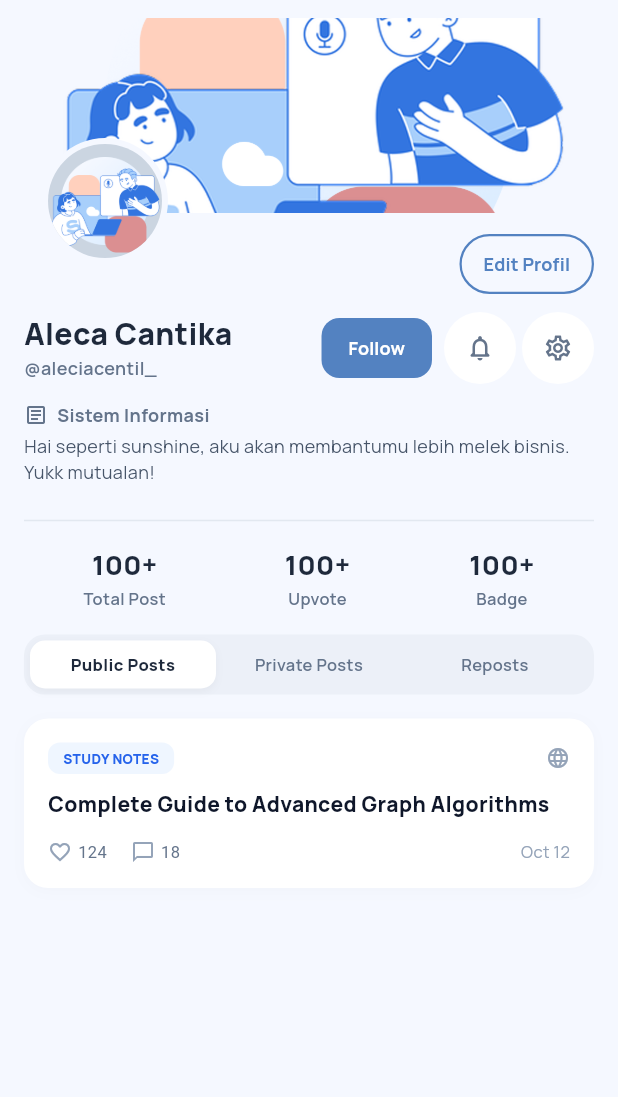
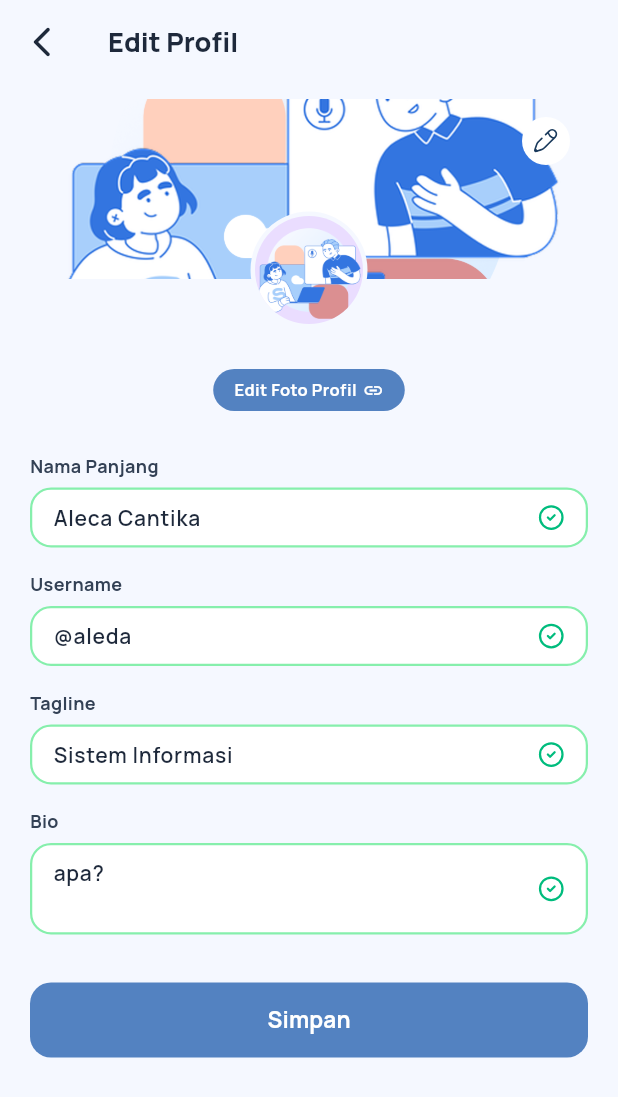
Before and after one commit to revuriii99/bara, a Flutter app: the ProfileScreen screen opened directly, after a tap on "Edit Profil", on a phone screen of 412 x 824 dp. Shown: the top 1097 px of the screen. Run offline on Flutter 3.47's test engine with Material 3 defaults, Android fonts, the phone set to English and light mode, and no system bars; our stand-ins replace flutter_svg, google_fonts.

Commit message:
profile and edit profile

```diff
--- /dev/null
+++ b/lib/features/auth/screens/profile/edit_profile_screen.dart
@@ -0,0 +1,238 @@
+import 'package:flutter/material.dart';
+import 'package:flutter_svg/flutter_svg.dart';
+import 'package:google_fonts/google_fonts.dart';
+
+class EditProfileScreen extends StatefulWidget {
+  const EditProfileScreen({super.key});
+
+  @override
+  State<EditProfileScreen> createState() => _EditProfileScreenState();
+}
+
+class _EditProfileScreenState extends State<EditProfileScreen> {
+  final TextEditingController _nameController =
+      TextEditingController(text: 'Aleca Cantika');
+  final TextEditingController _usernameController =
+      TextEditingController(text: '@aleda');
+  final TextEditingController _taglineController =
+      TextEditingController(text: 'Sistem Informasi');
+  final TextEditingController _bioController =
+      TextEditingController(text: 'apa?');
+
+  @override
+  void dispose() {
+    _nameController.dispose();
+    _usernameController.dispose();
+    _taglineController.dispose();
+    _bioController.dispose();
+    super.dispose();
+  }
+
+  @override
+  Widget build(BuildContext context) {
+    const Color buttonBlue = Color(0xFF5382C1);
+    const Color textColorDark = Color(0xFF1E293B);
+
+    return Scaffold(
+      backgroundColor: const Color(0xFFF5F8FF),
+      appBar: AppBar(
+        backgroundColor: Colors.transparent,
+        elevation: 0,
+        leading: IconButton(
+          icon: const Icon(Icons.arrow_back_ios_new_rounded, color: textColorDark),
+          onPressed: () => Navigator.pop(context),
+        ),
+        title: Text(
+          'Edit Profil',
+          style: GoogleFonts.manrope(
+            color: textColorDark,
+            fontWeight: FontWeight.w800,
+            fontSize: 18,
+          ),
+        ),
+        centerTitle: false,
+      ),
+      body: SafeArea(
+        child: SingleChildScrollView(
+          padding: const EdgeInsets.symmetric(horizontal: 20.0),
+          child: Column(
+            crossAxisAlignment: CrossAxisAlignment.start,
+            children: [
+              const SizedBox(height: 10),
+
+              SizedBox(
+                height: 180,
+                child: Stack(
+                  alignment: Alignment.topCenter,
+                  children: [
+
+                    Container(
+                      height: 120,
+                      width: double.infinity,
+                      decoration: BoxDecoration(
+                        borderRadius: BorderRadius.circular(16),
+                        image: const DecorationImage(
+                          image: AssetImage('assets/images/CloudArt_margin.png'),
+                          fit: BoxFit.cover,
+                        ),
+                      ),
+                    ),
+
+                    Positioned(
+                      right: 12,
+                      top: 12,
+                      child: Container(
+                        padding: const EdgeInsets.all(8),
+                        decoration: const BoxDecoration(
+                          color: Colors.white,
+                          shape: BoxShape.circle,
+                        ),
+                        child: SvgPicture.asset(
+                          'assets/images/pencil.svg',
+                          width: 16,
+                          height: 16,
+                        ),
+                      ),
+                    ),
+
+                    Positioned(
+                      top: 75,
+                      child: Container(
+                        padding: const EdgeInsets.all(3),
+                        decoration: const BoxDecoration(
+                          color: Color(0xFFF5F8FF),
+                          shape: BoxShape.circle,
+                        ),
+                        child: const CircleAvatar(
+                          radius: 36,
+                          backgroundImage: AssetImage('assets/images/CloudArt_margin.png'),
+                        ),
+                      ),
+                    ),
+                  ],
+                ),
+              ),
+
+              Center(
+                child: Container(
+                  padding: const EdgeInsets.symmetric(horizontal: 14, vertical: 6),
+                  decoration: BoxDecoration(
+                    color: buttonBlue,
+                    borderRadius: BorderRadius.circular(20),
+                  ),
+                  child: Row(
+                    mainAxisSize: MainAxisSize.min,
+                    children: [
+                      Text(
+                        'Edit Foto Profil',
+                        style: GoogleFonts.manrope(
+                          fontSize: 11,
+                          fontWeight: FontWeight.w700,
+                          color: Colors.white,
+                        ),
+                      ),
+                      const SizedBox(width: 4),
+                      const Icon(Icons.link, size: 14, color: Colors.white),
+                    ],
+                  ),
+                ),
+              ),
+
+              const SizedBox(height: 28),
+
+              _buildInputField('Nama Panjang', _nameController),
+              const SizedBox(height: 16),
+              _buildInputField('Username', _usernameController),
+              const SizedBox(height: 16),
+              _buildInputField('Tagline', _taglineController),
+              const SizedBox(height: 16),
+              _buildInputField('Bio', _bioController, maxLines: 2),
+
+              const SizedBox(height: 32),
+
+              SizedBox(
+                width: double.infinity,
+                height: 50,
+                child: ElevatedButton(
+                  onPressed: () {
+                    Navigator.pop(context);
+                  },
+                  style: ElevatedButton.styleFrom(
+                    backgroundColor: buttonBlue,
+                    elevation: 0,
+                    shape: RoundedRectangleBorder(
+                      borderRadius: BorderRadius.circular(14),
+                    ),
+                  ),
+                  child: Text(
+                    'Simpan',
+                    style: GoogleFonts.manrope(
+                      fontSize: 15,
+                      fontWeight: FontWeight.w700,
+                      color: Colors.white,
+                    ),
+                  ),
+                ),
+              ),
+              const SizedBox(height: 24),
+            ],
+          ),
+        ),
+      ),
+    );
+  }
+
+  Widget _buildInputField(String label, TextEditingController controller, {int maxLines = 1}) {
+    return Column(
+      crossAxisAlignment: CrossAxisAlignment.start,
+      children: [
+        Text(
+          label,
+          style: GoogleFonts.manrope(
+            fontSize: 12,
+            fontWeight: FontWeight.w700,
+            color: const Color(0xFF334155),
+          ),
+        ),
+        const SizedBox(height: 6),
+        Container(
+          decoration: BoxDecoration(
+            color: Colors.white,
+            borderRadius: BorderRadius.circular(14),
+            border: Border.all(color: const Color(0xFF86EFAC), width: 1.5),
+          ),
+          padding: const EdgeInsets.symmetric(horizontal: 14, vertical: 4),
+          child: Row(
+            children: [
+              Expanded(
+                child: TextField(
+                  controller: controller,
+                  maxLines: maxLines,
+                  style: GoogleFonts.manrope(
+                    fontSize: 14,
+                    fontWeight: FontWeight.w600,
+                    color: const Color(0xFF1E293B),
+                  ),
+                  decoration: const InputDecoration(
+                    border: InputBorder.none,
+                    isDense: true,
+                  ),
+                ),
+              ),
+              SvgPicture.asset(
+                'assets/images/centang.svg',
+                width: 18,
+                height: 18,
+                errorBuilder: (_, _, _) => const Icon(
+                  Icons.check_circle_outline_rounded,
+                  color: Color(0xFF22C55E),
+                  size: 18,
+                ),
+              ),
+            ],
+          ),
+        ),
+      ],
+    );
+  }
+}
--- a/lib/features/auth/screens/profile/profile_screen.dart
+++ b/lib/features/auth/screens/profile/profile_screen.dart
@@ -1,8 +1,14 @@
 import 'package:flutter/material.dart';
 import 'package:google_fonts/google_fonts.dart';
+import 'edit_profile_screen.dart';
 
 class ProfileScreen extends StatefulWidget {
-  const ProfileScreen({super.key});
+  final bool? isStranger;
+
+  const ProfileScreen({
+    super.key,
+    this.isStranger = false,
+  });
 
   @override
   State<ProfileScreen> createState() => _ProfileScreenState();
@@ -13,6 +19,8 @@ class _ProfileScreenState extends State<ProfileScreen> {
 
   @override
   Widget build(BuildContext context) {
+    final bool isStranger = widget.isStranger ?? false;
+
     const Color buttonBlue = Color(0xFF5382C1);
     const Color textColorDark = Color(0xFF1E293B);
 
@@ -31,7 +39,6 @@ class _ProfileScreenState extends State<ProfileScreen> {
                 child: Stack(
                   clipBehavior: Clip.none,
                   children: [
-
                     Container(
                       height: 130,
                       width: double.infinity,
@@ -44,17 +51,26 @@ class _ProfileScreenState extends State<ProfileScreen> {
                       ),
                     ),
 
+                    if (!isStranger)
                       Positioned(
                         right: 0,
                         top: 140,
                         child: OutlinedButton(
-                        onPressed: () {},
+                          onPressed: () {
+                            Navigator.push(
+                              context,
+                              MaterialPageRoute(
+                                builder: (context) => const EditProfileScreen(),
+                              ),
+                            );
+                          },
                           style: OutlinedButton.styleFrom(
                             side: const BorderSide(color: buttonBlue, width: 1.5),
                             shape: RoundedRectangleBorder(
                               borderRadius: BorderRadius.circular(20),
                             ),
-                          padding: const EdgeInsets.symmetric(horizontal: 16, vertical: 6),
+                            padding: const EdgeInsets.symmetric(
+                                horizontal: 16, vertical: 6),
                           ),
                           child: Text(
                             'Edit Profil',
@@ -79,7 +95,8 @@ class _ProfileScreenState extends State<ProfileScreen> {
                         child: const CircleAvatar(
                           radius: 38,
                           backgroundColor: Color(0xFFCBD5E1),
-                          backgroundImage: AssetImage('assets/images/CloudArt_margin.png'),
+                          backgroundImage:
+                              AssetImage('assets/images/CloudArt_margin.png'),
                         ),
                       ),
                     ),
@@ -124,7 +141,8 @@ class _ProfileScreenState extends State<ProfileScreen> {
                       shape: RoundedRectangleBorder(
                         borderRadius: BorderRadius.circular(12),
                       ),
-                      padding: const EdgeInsets.symmetric(horizontal: 18, vertical: 8),
+                      padding: const EdgeInsets.symmetric(
+                          horizontal: 18, vertical: 8),
                     ),
                     child: Text(
                       'Follow',
@@ -136,16 +154,28 @@ class _ProfileScreenState extends State<ProfileScreen> {
                     ),
                   ),
                   const SizedBox(width: 8),
+                  Container(
+                    decoration: const BoxDecoration(
+                        color: Colors.white, shape: BoxShape.circle),
+                    child: IconButton(
+                      icon: const Icon(Icons.notifications_none_rounded,
+                          size: 20, color: Color(0xFF64748B)),
+                      onPressed: () {},
+                    ),
+                  ),
 
-                  Container(
-                    decoration: const BoxDecoration(color: Colors.white, shape: BoxShape.circle),
-                    child: IconButton(icon: const Icon(Icons.notifications_none_rounded, size: 20, color: Color(0xFF64748B)), onPressed: () {}),
-                  ),
+                  if (!isStranger) ...[
                     const SizedBox(width: 4),
                     Container(
-                    decoration: const BoxDecoration(color: Colors.white, shape: BoxShape.circle),
-                    child: IconButton(icon: const Icon(Icons.settings_outlined, size: 20, color: Color(0xFF64748B)), onPressed: () {}),
+                      decoration: const BoxDecoration(
+                          color: Colors.white, shape: BoxShape.circle),
+                      child: IconButton(
+                        icon: const Icon(Icons.settings_outlined,
+                            size: 20, color: Color(0xFF64748B)),
+                        onPressed: () {},
                       ),
+                    ),
+                  ],
                 ],
               ),
 
@@ -153,15 +183,27 @@ class _ProfileScreenState extends State<ProfileScreen> {
 
               Row(
                 children: [
-                  const Icon(Icons.article_outlined, size: 16, color: Color(0xFF64748B)),
+                  const Icon(Icons.article_outlined,
+                      size: 16, color: Color(0xFF64748B)),
                   const SizedBox(width: 6),
-                  Text('Sistem Informasi', style: GoogleFonts.manrope(fontSize: 12, fontWeight: FontWeight.w700, color: const Color(0xFF64748B))),
+                  Text(
+                    'Sistem Informasi',
+                    style: GoogleFonts.manrope(
+                      fontSize: 12,
+                      fontWeight: FontWeight.w700,
+                      color: const Color(0xFF64748B),
+                    ),
+                  ),
                 ],
               ),
               const SizedBox(height: 4),
               Text(
                 'Hai seperti sunshine, aku akan membantumu lebih melek bisnis. Yukk mutualan!',
-                style: GoogleFonts.manrope(fontSize: 12, fontWeight: FontWeight.w400, color: const Color(0xFF475569), height: 1.4),
+                style: GoogleFonts.manrope(
+                  fontSize: 12,
+                  color: const Color(0xFF475569),
+                  height: 1.4,
+                ),
               ),
 
               const SizedBox(height: 16),
@@ -182,11 +224,16 @@ class _ProfileScreenState extends State<ProfileScreen> {
               Container(
                 padding: const EdgeInsets.all(4),
                 decoration: BoxDecoration(
-                  color: const Color(0xFFE2E8F0).withValues(alpha: 0.5),
+                  color: const Color(0xFFE2E8F0).withOpacity(0.5),
                   borderRadius: BorderRadius.circular(14),
                 ),
                 child: Row(
-                  children: [
+                  children: isStranger
+                      ? [
+                          _buildTabButton('Public Posts', 0),
+                          _buildTabButton('Reposts', 2),
+                        ]
+                      : [
                           _buildTabButton('Public Posts', 0),
                           _buildTabButton('Private Posts', 1),
                           _buildTabButton('Reposts', 2),
@@ -196,6 +243,25 @@ class _ProfileScreenState extends State<ProfileScreen> {
 
               const SizedBox(height: 16),
 
+              if (!isStranger && _selectedTabIndex == 1) ...[
+                Row(
+                  children: [
+                    const Icon(Icons.lock_outline_rounded,
+                        size: 16, color: Color(0xFF64748B)),
+                    const SizedBox(width: 8),
+                    Text(
+                      'This post is private. Only you can see them',
+                      style: GoogleFonts.manrope(
+                        fontSize: 12,
+                        fontWeight: FontWeight.w600,
+                        color: const Color(0xFF64748B),
+                      ),
+                    ),
+                  ],
+                ),
+                const SizedBox(height: 16),
+              ],
+
               _buildPostCard(
                 tag: 'STUDY NOTES',
                 title: 'Complete Guide to Advanced Graph Algorithms',
@@ -203,7 +269,16 @@ class _ProfileScreenState extends State<ProfileScreen> {
                 comments: '18',
                 date: 'Oct 12',
               ),
-              const SizedBox(height: 100),
+              const SizedBox(height: 12),
+              _buildPostCard(
+                tag: 'PROJECT',
+                title: 'React Native Mobile App Architecture Review',
+                likes: '89',
+                comments: '12',
+                date: 'Oct 10',
+              ),
+
+              const SizedBox(height: 120),
             ],
           ),
         ),
@@ -214,9 +289,17 @@ class _ProfileScreenState extends State<ProfileScreen> {
   Widget _buildStatItem(String value, String label) {
     return Column(
       children: [
-        Text(value, style: GoogleFonts.manrope(fontSize: 18, fontWeight: FontWeight.w800, color: const Color(0xFF1E293B))),
+        Text(value,
+            style: GoogleFonts.manrope(
+                fontSize: 18,
+                fontWeight: FontWeight.w800,
+                color: const Color(0xFF1E293B))),
         const SizedBox(height: 2),
-        Text(label, style: GoogleFonts.manrope(fontSize: 11, fontWeight: FontWeight.w600, color: const Color(0xFF64748B))),
+        Text(label,
+            style: GoogleFonts.manrope(
+                fontSize: 11,
+                fontWeight: FontWeight.w600,
+                color: const Color(0xFF64748B))),
       ],
     );
   }
@@ -231,7 +314,14 @@ class _ProfileScreenState extends State<ProfileScreen> {
           decoration: BoxDecoration(
             color: isActive ? Colors.white : Colors.transparent,
             borderRadius: BorderRadius.circular(10),
-            boxShadow: isActive ? [BoxShadow(color: Colors.black.withValues(alpha: 0.04), blurRadius: 4, offset: const Offset(0, 2))] : [],
+            boxShadow: isActive
+                ? [
+                    BoxShadow(
+                        color: Colors.black.withOpacity(0.04),
+                        blurRadius: 4,
+                        offset: const Offset(0, 2))
+                  ]
+                : [],
           ),
           child: Text(
             title,
@@ -239,7 +329,8 @@ class _ProfileScreenState extends State<ProfileScreen> {
             style: GoogleFonts.manrope(
               fontSize: 11,
               fontWeight: isActive ? FontWeight.w800 : FontWeight.w600,
-              color: isActive ? const Color(0xFF1E293B) : const Color(0xFF64748B),
+              color:
+                  isActive ? const Color(0xFF1E293B) : const Color(0xFF64748B),
             ),
           ),
         ),
@@ -259,7 +350,12 @@ class _ProfileScreenState extends State<ProfileScreen> {
       decoration: BoxDecoration(
         color: Colors.white,
         borderRadius: BorderRadius.circular(16),
-        boxShadow: [BoxShadow(color: Colors.black.withValues(alpha: 0.02), blurRadius: 8, offset: const Offset(0, 2))],
+        boxShadow: [
+          BoxShadow(
+              color: Colors.black.withOpacity(0.02),
+              blurRadius: 8,
+              offset: const Offset(0, 2))
+        ],
       ),
       child: Column(
         crossAxisAlignment: CrossAxisAlignment.start,
@@ -268,27 +364,46 @@ class _ProfileScreenState extends State<ProfileScreen> {
             mainAxisAlignment: MainAxisAlignment.spaceBetween,
             children: [
               Container(
-                padding: const EdgeInsets.symmetric(horizontal: 10, vertical: 4),
-                decoration: BoxDecoration(color: const Color(0xFFEFF6FF), borderRadius: BorderRadius.circular(8)),
-                child: Text(tag, style: GoogleFonts.manrope(fontSize: 9, fontWeight: FontWeight.w800, color: const Color(0xFF2563EB))),
+                padding:
+                    const EdgeInsets.symmetric(horizontal: 10, vertical: 4),
+                decoration: BoxDecoration(
+                    color: const Color(0xFFEFF6FF),
+                    borderRadius: BorderRadius.circular(8)),
+                child: Text(tag,
+                    style: GoogleFonts.manrope(
+                        fontSize: 9,
+                        fontWeight: FontWeight.w800,
+                        color: const Color(0xFF2563EB))),
               ),
-              const Icon(Icons.language, size: 16, color: Color(0xFF94A3B8)), // Icon Globe
+              const Icon(Icons.language, size: 16, color: Color(0xFF94A3B8)),
             ],
           ),
           const SizedBox(height: 10),
-          Text(title, style: GoogleFonts.manrope(fontSize: 14, fontWeight: FontWeight.w800, color: const Color(0xFF0F172A))),
+          Text(title,
+              style: GoogleFonts.manrope(
+                  fontSize: 14,
+                  fontWeight: FontWeight.w800,
+                  color: const Color(0xFF0F172A))),
           const SizedBox(height: 14),
           Row(
             children: [
-              const Icon(Icons.favorite_border, size: 16, color: Color(0xFF94A3B8)),
+              const Icon(Icons.favorite_border,
+                  size: 16, color: Color(0xFF94A3B8)),
               const SizedBox(width: 4),
-              Text(likes, style: const TextStyle(fontSize: 11, color: Color(0xFF64748B))),
+              Text(likes,
+                  style: const TextStyle(
+                      fontSize: 11, color: Color(0xFF64748B))),
               const SizedBox(width: 16),
-              const Icon(Icons.chat_bubble_outline, size: 16, color: Color(0xFF94A3B8)),
+              const Icon(Icons.chat_bubble_outline,
+                  size: 16, color: Color(0xFF94A3B8)),
               const SizedBox(width: 4),
-              Text(comments, style: const TextStyle(fontSize: 11, color: Color(0xFF64748B))),
+              Text(comments,
+                  style: const TextStyle(
+                      fontSize: 11, color: Color(0xFF64748B))),
               const Spacer(),
-              Text(date, style: GoogleFonts.manrope(fontSize: 11, color: const Color(0xFF94A3B8))),
+              Text(date,
+                  style: GoogleFonts.manrope(
+                      fontSize: 11, color: const Color(0xFF94A3B8))),
             ],
           ),
         ],
--- a/pubspec.yaml
+++ b/pubspec.yaml
@@ -77,6 +77,7 @@ flutter:
     - assets/images/ai_button.png
     - assets/images/bookmark.svg
     - assets/images/buku.svg
+    - assets/images/pencil.svg
 
   # An image asset can refer to one or more resolution-specific "variants", see
   # https://flutter.dev/to/resolution-aware-images
```
Lines whose indentation alone changed are shown as unchanged.
